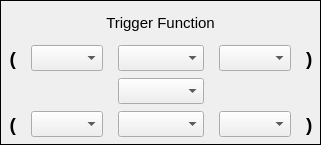
coucou1121/Datalogger, file settingTriggerFunction.ui: the form before one commit.
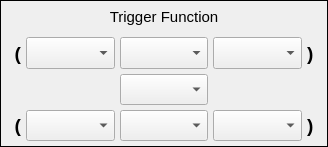
The form after the commit.

Commit message: Add trigger setting

Patch:
```diff
--- a/settingTriggerFunction.ui
+++ b/settingTriggerFunction.ui
@@ -6,10 +6,16 @@
    <rect>
     <x>0</x>
     <y>0</y>
-    <width>261</width>
-    <height>126</height>
+    <width>328</width>
+    <height>147</height>
    </rect>
   </property>
+  <property name="sizePolicy">
+   <sizepolicy hsizetype="Preferred" vsizetype="Preferred">
+    <horstretch>0</horstretch>
+    <verstretch>0</verstretch>
+   </sizepolicy>
+  </property>
   <property name="windowTitle">
    <string>Form</string>
   </property>
@@ -18,37 +24,40 @@
   </property>
   <layout class="QGridLayout" name="gridLayout">
    <property name="leftMargin">
-    <number>7</number>
+    <number>0</number>
    </property>
    <property name="topMargin">
-    <number>7</number>
+    <number>0</number>
    </property>
    <property name="rightMargin">
-    <number>7</number>
+    <number>0</number>
    </property>
    <property name="bottomMargin">
-    <number>7</number>
+    <number>5</number>
    </property>
-   <property name="horizontalSpacing">
-    <number>15</number>
-   </property>
-   <property name="verticalSpacing">
-    <number>7</number>
+   <property name="spacing">
+    <number>5</number>
    </property>
    <item row="3" column="3">
     <widget class="QComboBox" name="comboBoxBottomRight">
      <property name="sizePolicy">
-      <sizepolicy hsizetype="Expanding" vsizetype="Expanding">
+      <sizepolicy hsizetype="Preferred" vsizetype="Preferred">
        <horstretch>0</horstretch>
        <verstretch>0</verstretch>
       </sizepolicy>
      </property>
+     <property name="minimumSize">
+      <size>
+       <width>50</width>
+       <height>0</height>
+      </size>
+     </property>
     </widget>
    </item>
    <item row="0" column="0" colspan="5">
     <widget class="QLabel" name="labelTitleTriggerFunction">
      <property name="sizePolicy">
-      <sizepolicy hsizetype="Preferred" vsizetype="Fixed">
+      <sizepolicy hsizetype="Preferred" vsizetype="Preferred">
        <horstretch>0</horstretch>
        <verstretch>0</verstretch>
       </sizepolicy>
@@ -74,6 +83,24 @@
    </item>
    <item row="3" column="0">
     <widget class="QLabel" name="labelBottomLeft">
+     <property name="sizePolicy">
+      <sizepolicy hsizetype="Preferred" vsizetype="Preferred">
+       <horstretch>0</horstretch>
+       <verstretch>0</verstretch>
+      </sizepolicy>
+     </property>
+     <property name="minimumSize">
+      <size>
+       <width>10</width>
+       <height>20</height>
+      </size>
+     </property>
+     <property name="maximumSize">
+      <size>
+       <width>20</width>
+       <height>16777215</height>
+      </size>
+     </property>
      <property name="font">
       <font>
        <pointsize>14</pointsize>
@@ -92,24 +119,36 @@
    <item row="3" column="1">
     <widget class="QComboBox" name="comboBoxBottomLeft">
      <property name="sizePolicy">
-      <sizepolicy hsizetype="Expanding" vsizetype="Expanding">
+      <sizepolicy hsizetype="Preferred" vsizetype="Preferred">
        <horstretch>0</horstretch>
        <verstretch>0</verstretch>
       </sizepolicy>
      </property>
+     <property name="minimumSize">
+      <size>
+       <width>50</width>
+       <height>0</height>
+      </size>
+     </property>
     </widget>
    </item>
    <item row="1" column="2">
     <widget class="QComboBox" name="comboBoxTopMiddle">
      <property name="sizePolicy">
-      <sizepolicy hsizetype="Expanding" vsizetype="Expanding">
+      <sizepolicy hsizetype="Preferred" vsizetype="Preferred">
        <horstretch>0</horstretch>
        <verstretch>0</verstretch>
       </sizepolicy>
      </property>
+     <property name="minimumSize">
+      <size>
+       <width>50</width>
+       <height>0</height>
+      </size>
+     </property>
      <property name="font">
       <font>
-       <pointsize>11</pointsize>
+       <pointsize>8</pointsize>
        <weight>75</weight>
        <bold>true</bold>
       </font>
@@ -119,11 +158,17 @@
    <item row="1" column="1">
     <widget class="QComboBox" name="comboBoxTopLeft">
      <property name="sizePolicy">
-      <sizepolicy hsizetype="Expanding" vsizetype="Expanding">
+      <sizepolicy hsizetype="Preferred" vsizetype="Preferred">
        <horstretch>0</horstretch>
        <verstretch>0</verstretch>
       </sizepolicy>
      </property>
+     <property name="minimumSize">
+      <size>
+       <width>50</width>
+       <height>0</height>
+      </size>
+     </property>
      <property name="insertPolicy">
       <enum>QComboBox::InsertAlphabetically</enum>
      </property>
@@ -132,14 +177,20 @@
    <item row="3" column="2">
     <widget class="QComboBox" name="comboBottomMiddle">
      <property name="sizePolicy">
-      <sizepolicy hsizetype="Expanding" vsizetype="Expanding">
+      <sizepolicy hsizetype="Preferred" vsizetype="Preferred">
        <horstretch>0</horstretch>
        <verstretch>0</verstretch>
       </sizepolicy>
      </property>
+     <property name="minimumSize">
+      <size>
+       <width>50</width>
+       <height>0</height>
+      </size>
+     </property>
      <property name="font">
       <font>
-       <pointsize>11</pointsize>
+       <pointsize>8</pointsize>
        <weight>75</weight>
        <bold>true</bold>
       </font>
@@ -149,14 +200,20 @@
    <item row="2" column="2">
     <widget class="QComboBox" name="comboBoxMiddle">
      <property name="sizePolicy">
-      <sizepolicy hsizetype="Expanding" vsizetype="Expanding">
+      <sizepolicy hsizetype="Preferred" vsizetype="Preferred">
        <horstretch>0</horstretch>
        <verstretch>0</verstretch>
       </sizepolicy>
      </property>
+     <property name="minimumSize">
+      <size>
+       <width>50</width>
+       <height>0</height>
+      </size>
+     </property>
      <property name="font">
       <font>
-       <pointsize>11</pointsize>
+       <pointsize>8</pointsize>
        <weight>75</weight>
        <bold>true</bold>
       </font>
@@ -165,6 +222,24 @@
    </item>
    <item row="1" column="0">
     <widget class="QLabel" name="labelTopLeft">
+     <property name="sizePolicy">
+      <sizepolicy hsizetype="Preferred" vsizetype="Preferred">
+       <horstretch>0</horstretch>
+       <verstretch>0</verstretch>
+      </sizepolicy>
+     </property>
+     <property name="minimumSize">
+      <size>
+       <width>10</width>
+       <height>20</height>
+      </size>
+     </property>
+     <property name="maximumSize">
+      <size>
+       <width>20</width>
+       <height>16777215</height>
+      </size>
+     </property>
      <property name="font">
       <font>
        <pointsize>14</pointsize>
@@ -182,6 +257,24 @@
    </item>
    <item row="3" column="4">
     <widget class="QLabel" name="labelBottomRight">
+     <property name="sizePolicy">
+      <sizepolicy hsizetype="Preferred" vsizetype="Preferred">
+       <horstretch>0</horstretch>
+       <verstretch>0</verstretch>
+      </sizepolicy>
+     </property>
+     <property name="minimumSize">
+      <size>
+       <width>10</width>
+       <height>20</height>
+      </size>
+     </property>
+     <property name="maximumSize">
+      <size>
+       <width>20</width>
+       <height>16777215</height>
+      </size>
+     </property>
      <property name="font">
       <font>
        <pointsize>14</pointsize>
@@ -197,15 +290,39 @@
    <item row="1" column="3">
     <widget class="QComboBox" name="comboBoxTopRight">
      <property name="sizePolicy">
-      <sizepolicy hsizetype="Expanding" vsizetype="Expanding">
+      <sizepolicy hsizetype="Preferred" vsizetype="Preferred">
        <horstretch>0</horstretch>
        <verstretch>0</verstretch>
       </sizepolicy>
      </property>
+     <property name="minimumSize">
+      <size>
+       <width>50</width>
+       <height>0</height>
+      </size>
+     </property>
     </widget>
    </item>
    <item row="1" column="4">
     <widget class="QLabel" name="labelTopRight">
+     <property name="sizePolicy">
+      <sizepolicy hsizetype="Preferred" vsizetype="Preferred">
+       <horstretch>0</horstretch>
+       <verstretch>0</verstretch>
+      </sizepolicy>
+     </property>
+     <property name="minimumSize">
+      <size>
+       <width>10</width>
+       <height>20</height>
+      </size>
+     </property>
+     <property name="maximumSize">
+      <size>
+       <width>20</width>
+       <height>16777215</height>
+      </size>
+     </property>
      <property name="font">
       <font>
        <pointsize>14</pointsize>
```
The commit also changes 13 other files.
